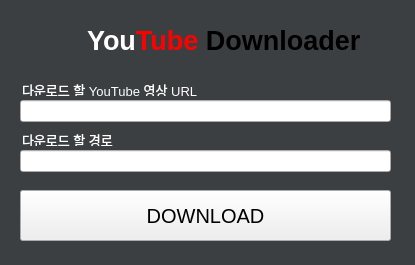
Above: design/ui_main.ui from ShimJunhyeong/Youtube-Downloader before the change. Below: the same form after it.
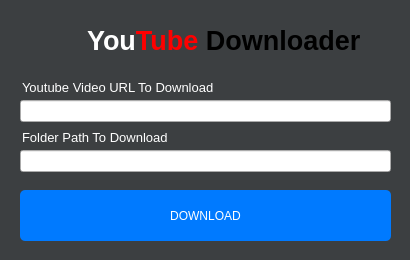
That is the form after the change. Icons and pictures are not drawn. Custom widgets are drawn as their Qt base class.

The edit to the form file:
```diff
--- a/design/ui_main.ui
+++ b/design/ui_main.ui
@@ -6,8 +6,8 @@
    <rect>
     <x>0</x>
     <y>0</y>
-    <width>415</width>
-    <height>265</height>
+    <width>410</width>
+    <height>260</height>
    </rect>
   </property>
   <property name="windowTitle">
@@ -25,7 +25,17 @@
 #edit_download_path:disabled {
 	background-color: #ffffff;
 }
-</string>
+
+QPushButton#btn_download {
+	background-color: rgb(0, 122, 255);
+	border-radius: 5px;
+	font: 700 16pt &quot;맑은 고딕&quot;;
+	color: white;
+}
+
+QPushButton#btn_download:hover {
+	background-color: rgb(12, 86, 208);
+}</string>
   </property>
   <widget class="QLabel" name="lbl_title">
    <property name="geometry">
@@ -89,7 +99,7 @@
     <rect>
      <x>22</x>
      <y>130</y>
-     <width>101</width>
+     <width>161</width>
      <height>16</height>
     </rect>
    </property>
@@ -99,7 +109,7 @@
     </font>
    </property>
    <property name="text">
-    <string>&lt;html&gt;&lt;head/&gt;&lt;body&gt;&lt;p&gt;&lt;span style=&quot; color:#ffffff;&quot;&gt;다운로드 할 경로&lt;/span&gt;&lt;/p&gt;&lt;/body&gt;&lt;/html&gt;</string>
+    <string>&lt;html&gt;&lt;head/&gt;&lt;body&gt;&lt;p&gt;&lt;span style=&quot; color:#ffffff;&quot;&gt;Folder Path To Download&lt;/span&gt;&lt;/p&gt;&lt;/body&gt;&lt;/html&gt;</string>
    </property>
   </widget>
   <widget class="QLineEdit" name="edit_youtube_url">
@@ -117,7 +127,7 @@
     <rect>
      <x>22</x>
      <y>80</y>
-     <width>191</width>
+     <width>201</width>
      <height>16</height>
     </rect>
    </property>
@@ -127,7 +137,7 @@
     </font>
    </property>
    <property name="text">
-    <string>&lt;html&gt;&lt;head/&gt;&lt;body&gt;&lt;p&gt;&lt;span style=&quot; color:#ffffff;&quot;&gt;다운로드 할 YouTube 영상 URL&lt;/span&gt;&lt;/p&gt;&lt;/body&gt;&lt;/html&gt;</string>
+    <string>&lt;html&gt;&lt;head/&gt;&lt;body&gt;&lt;p&gt;&lt;span style=&quot; color:#ffffff;&quot;&gt;Youtube Video URL To Download&lt;/span&gt;&lt;/p&gt;&lt;/body&gt;&lt;/html&gt;</string>
    </property>
   </widget>
   <widget class="QPushButton" name="btn_download">
@@ -139,14 +149,18 @@
      <height>51</height>
     </rect>
    </property>
-   <property name="font">
-    <font>
-     <pointsize>15</pointsize>
-    </font>
+   <property name="styleSheet">
+    <string notr="true"/>
    </property>
    <property name="text">
     <string>DOWNLOAD</string>
    </property>
+   <property name="checkable">
+    <bool>false</bool>
+   </property>
+   <property name="flat">
+    <bool>false</bool>
+   </property>
   </widget>
  </widget>
  <customwidgets>
```
Left out of the diff: 3 changed lines with no effect on the pictures.
